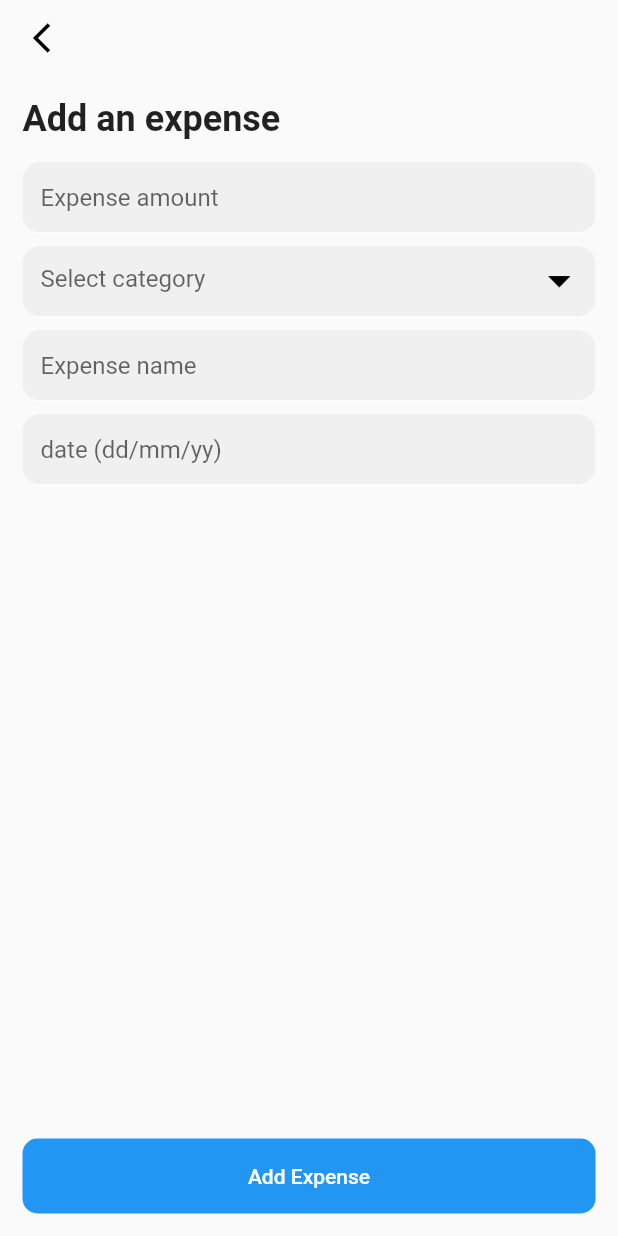
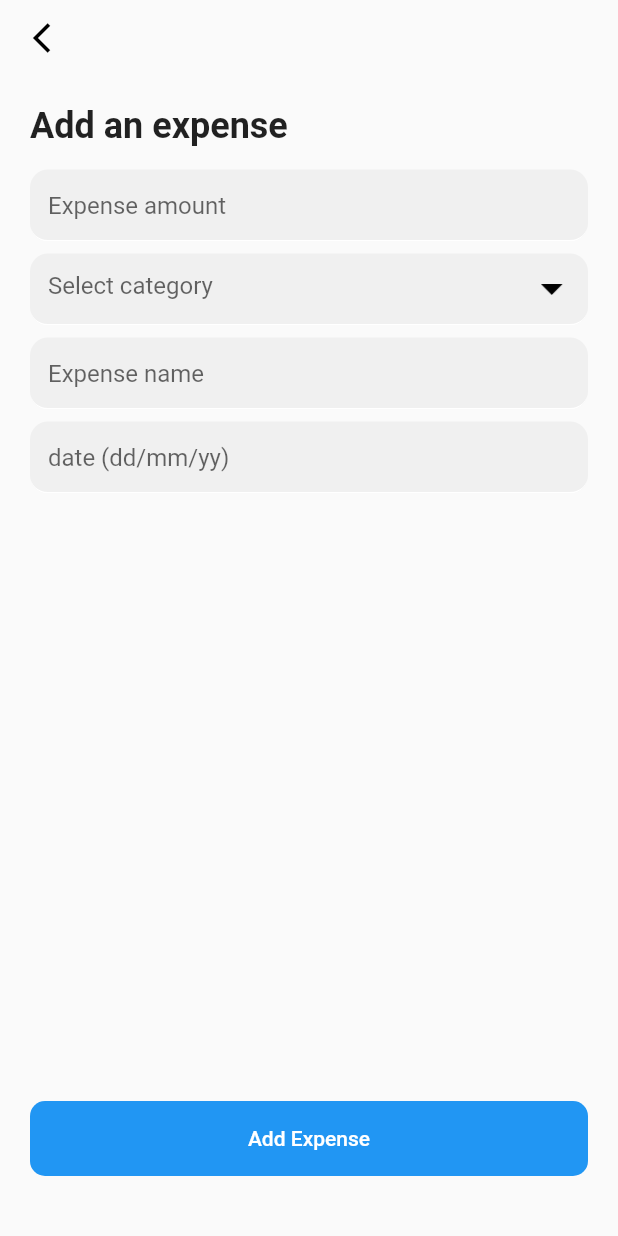
Before and after one commit to ernestkoko/xafe, a Flutter app: the AddExpensePage screen opened by its route, on a phone screen of 412 x 824 dp. Run offline on Flutter 3.47's test engine with Material 2 defaults, Android fonts, the phone set to English and light mode, and no system bars; our stand-ins replace get.

Commit message:
Added changes to add_expense page

```diff
--- a/lib/app/modules/add_expense_module/add_expense_page.dart
+++ b/lib/app/modules/add_expense_module/add_expense_page.dart
@@ -1,24 +1,28 @@
 import 'package:flutter/material.dart';
+import 'package:get/get.dart';
+import 'package:xafe/app/modules/add_expense_module/add_expense_page_controller.dart';
 import 'package:xafe/app/modules/signin_module/custom_text_field.dart';
 import 'package:xafe/app/widgets/app_bar.dart';
 import 'package:xafe/app/widgets/button.dart';
 import 'package:xafe/app/widgets/space.dart';
 import 'package:xafe/core/theme/text_styles.dart';
 
-class AddExpensePage extends StatelessWidget {
+class AddExpensePage extends GetView<AddExpensePageController> {
   const AddExpensePage({Key? key}) : super(key: key);
 
   @override
   Widget build(BuildContext context) {
     return Scaffold(
-      appBar: const CustomAppBar(),
+      appBar: CustomAppBar(
+        onPressed: controller.popPage,
+      ),
       body: Container(
-        padding: EdgeInsets.all(15),
-        child: Column(
-          mainAxisAlignment: MainAxisAlignment.spaceBetween,
+        padding: const EdgeInsets.all(20),
+        child: Stack(
           children: [
-            Column(
-              crossAxisAlignment: CrossAxisAlignment.start,
+            Positioned(
+              child: ListView(
+
                 children: [
                   Text(
                     "Add an expense",
@@ -49,10 +53,12 @@ class AddExpensePage extends StatelessWidget {
                   )
                 ],
               ),
-            Row(
-              children: const [
-                Expanded(child: CustomButton("Add Expense")),
-              ],
+            ),
+           const  Positioned(
+              bottom: 20,
+              left: 0,
+              right: 0,
+              child: CustomButton("Add Expense"),
             )
           ],
         ),
--- a/lib/app/modules/add_expense_module/add_expense_page_controller.dart
+++ b/lib/app/modules/add_expense_module/add_expense_page_controller.dart
@@ -1,3 +1,7 @@
 import 'package:get/get.dart';
 
-class AddExpensePageController extends GetxController {}
+class AddExpensePageController extends GetxController {
+  void popPage() {
+    Get.back();
+  }
+}
--- a/lib/app/modules/home_module/home_page_controller.dart
+++ b/lib/app/modules/home_module/home_page_controller.dart
@@ -8,6 +8,7 @@ class HomePageController extends GetxController{
   }
 
   void navigateToAddExpense(){
+    Get.back();
     Get.toNamed(AppRoutes.addExpensePage);
 
   }
```
Lines whose indentation alone changed are shown as unchanged.
